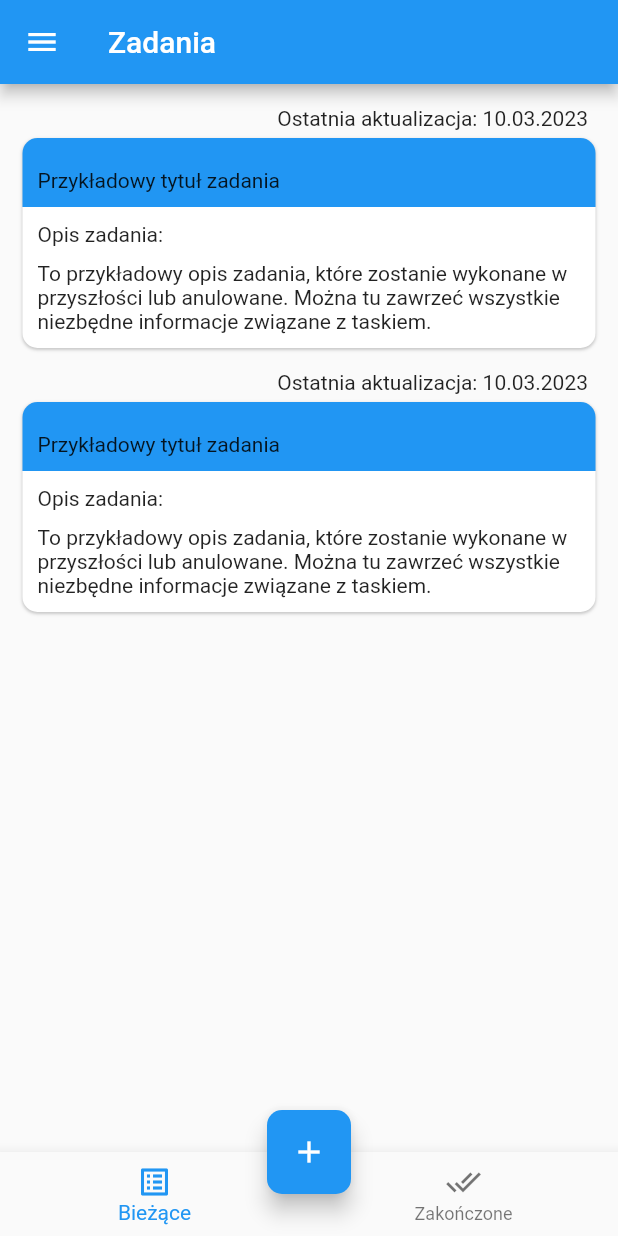
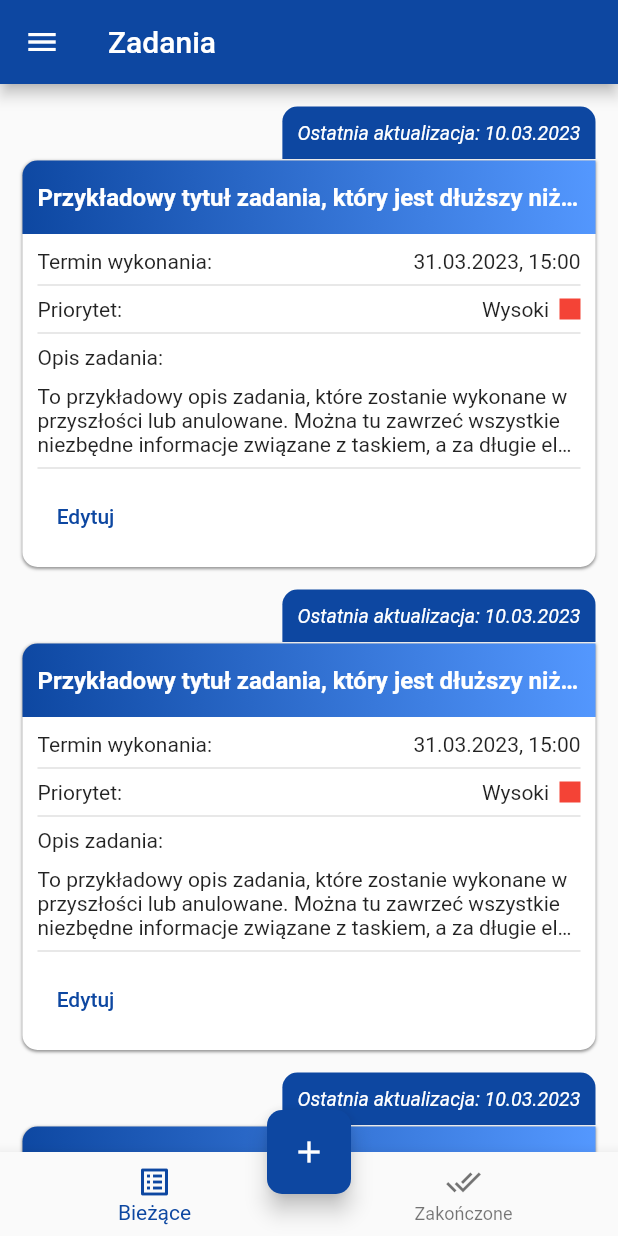
Before and after one commit to piotrpeczkowski/sw_planner, a Flutter app: the screen it shows after launch, on a phone screen of 412 x 824 dp. Run offline on Flutter 3.47's test engine with Material 2 defaults, Android fonts, the light colour scheme and no system bars.

Commit message:
Improve task widget and app gui

```diff
--- a/lib/features/tasks_page/content/current_tasks_content/current_tasks_content.dart
+++ b/lib/features/tasks_page/content/current_tasks_content/current_tasks_content.dart
@@ -13,6 +13,7 @@ class CurrentTasksContent extends StatelessWidget {
         //Text('Zadania bieżące'),
         TaskWidget(),
         TaskWidget(),
+        TaskWidget(),
       ],
     );
   }
--- a/lib/features/tasks_page/widgets/task_widget.dart
+++ b/lib/features/tasks_page/widgets/task_widget.dart
@@ -9,24 +9,45 @@ class TaskWidget extends StatelessWidget {
   Widget build(BuildContext context) {
     return Column(
       children: [
-        const Padding(
-          padding: EdgeInsets.only(
-            right: 20,
+        Padding(
+          padding: const EdgeInsets.only(
+            right: 15,
             top: 15,
-            bottom: 5,
+            bottom: 1,
           ),
           child: Align(
             alignment: Alignment.centerRight,
-            child: Text('Ostatnia aktualizacja: 10.03.2023'),
+            child: Container(
+              padding: const EdgeInsets.all(10),
+              decoration: const BoxDecoration(
+                borderRadius: BorderRadius.only(
+                  topLeft: Radius.circular(10),
+                  topRight: Radius.circular(10),
+                ),
+                color: Color.fromARGB(255, 13, 71, 161),
+              ),
+              child: const Text(
+                'Ostatnia aktualizacja: 10.03.2023',
+                style: TextStyle(
+                  color: Colors.white,
+                  fontSize: 13,
+                  fontStyle: FontStyle.italic,
+                ),
+              ),
+            ),
           ),
         ),
         Container(
           margin: const EdgeInsets.symmetric(horizontal: 15),
           decoration: BoxDecoration(
-            borderRadius: BorderRadius.circular(10),
+            borderRadius: const BorderRadius.only(
+              topLeft: Radius.circular(10),
+              bottomLeft: Radius.circular(10),
+              bottomRight: Radius.circular(10),
+            ),
             boxShadow: [
               BoxShadow(
-                color: Colors.black.withOpacity(0.2),
+                color: Colors.black.withOpacity(0.4),
                 spreadRadius: 0.2,
                 blurRadius: 1.0,
                 offset: const Offset(0, 1),
@@ -41,17 +62,31 @@ class TaskWidget extends StatelessWidget {
                 decoration: const BoxDecoration(
                   borderRadius: BorderRadius.only(
                     topLeft: Radius.circular(10),
-                    topRight: Radius.circular(10),
                   ),
-                  color: Colors.blue,
+                  gradient: LinearGradient(
+                    begin: Alignment.bottomLeft,
+                    end: Alignment.topRight,
+                    colors: [
+                      Color.fromARGB(255, 13, 71, 161),
+                      Color.fromARGB(255, 84, 152, 255),
+                    ],
+                  ),
                 ),
                 child: Column(
                   crossAxisAlignment: CrossAxisAlignment.start,
                   children: const [
-                    //Text('Ostatnia aktualizacja:'),
                     Padding(
-                      padding: EdgeInsets.only(top: 10),
-                      child: Text('Przykładowy tytuł zadania'),
+                      padding: EdgeInsets.only(top: 5, bottom: 5),
+                      child: Text(
+                        'Przykładowy tytuł zadania, który jest dłuższy niż przeciętny tytuł',
+                        overflow: TextOverflow.ellipsis,
+                        maxLines: 1,
+                        style: TextStyle(
+                          color: Colors.white,
+                          fontSize: 16,
+                          fontWeight: FontWeight.bold,
+                        ),
+                      ),
                     ),
                   ],
                 ),
@@ -68,12 +103,42 @@ class TaskWidget extends StatelessWidget {
                 ),
                 child: Column(
                   crossAxisAlignment: CrossAxisAlignment.start,
-                  children: const [
-                    Text('Opis zadania:'),
-                    Padding(padding: EdgeInsets.only(top: 10)),
-                    Text(
-                      'To przykładowy opis zadania, które zostanie wykonane w przyszłości lub anulowane. Można tu zawrzeć wszystkie niezbędne informacje związane z taskiem.',
+                  children: [
+                    Row(
+                      mainAxisAlignment: MainAxisAlignment.spaceBetween,
+                      children: const [
+                        Text('Termin wykonania:'),
+                        Text('31.03.2023, 15:00'),
+                      ],
                     ),
+                    const Divider(thickness: 1.0),
+                    Row(
+                      mainAxisAlignment: MainAxisAlignment.spaceBetween,
+                      children: [
+                        const Text('Priorytet:'),
+                        Row(
+                          children: [
+                            const Text('Wysoki  '),
+                            Container(
+                              width: 14,
+                              height: 14,
+                              color: Colors.red,
+                            ),
+                          ],
+                        ),
+                      ],
+                    ),
+                    const Divider(thickness: 1.0),
+                    const Text('Opis zadania:'),
+                    const Padding(padding: EdgeInsets.only(top: 10)),
+                    const Text(
+                      'To przykładowy opis zadania, które zostanie wykonane w przyszłości lub anulowane. Można tu zawrzeć wszystkie niezbędne informacje związane z taskiem, a za długie elementy zostaną przycięte.',
+                      overflow: TextOverflow.ellipsis,
+                      maxLines: 3,
+                      textAlign: TextAlign.left,
+                    ),
+                    const Divider(thickness: 1.0),
+                    TextButton(onPressed: () {}, child: const Text('Edytuj'))
                   ],
                 ),
               ),
--- a/lib/root/root.dart
+++ b/lib/root/root.dart
@@ -9,7 +9,21 @@ class MyApp extends StatelessWidget {
     return MaterialApp(
       title: 'SW Planner',
       theme: ThemeData(
-        primarySwatch: Colors.blue,
+        primarySwatch: const MaterialColor(
+          0xFF0D47A1,
+          <int, Color>{
+            50: Color.fromRGBO(13, 71, 161, 1),
+            100: Color.fromRGBO(13, 71, 161, 1),
+            200: Color.fromRGBO(13, 71, 161, 1),
+            300: Color.fromRGBO(13, 71, 161, 1),
+            400: Color.fromRGBO(13, 71, 161, 1),
+            500: Color.fromRGBO(13, 71, 161, 1),
+            600: Color.fromRGBO(13, 71, 161, 1),
+            700: Color.fromRGBO(13, 71, 161, 1),
+            800: Color.fromRGBO(13, 71, 161, 1),
+            900: Color.fromRGBO(13, 71, 161, 1),
+          },
+        ),
       ),
       debugShowCheckedModeBanner: false,
       home: const TasksPage(),
```
